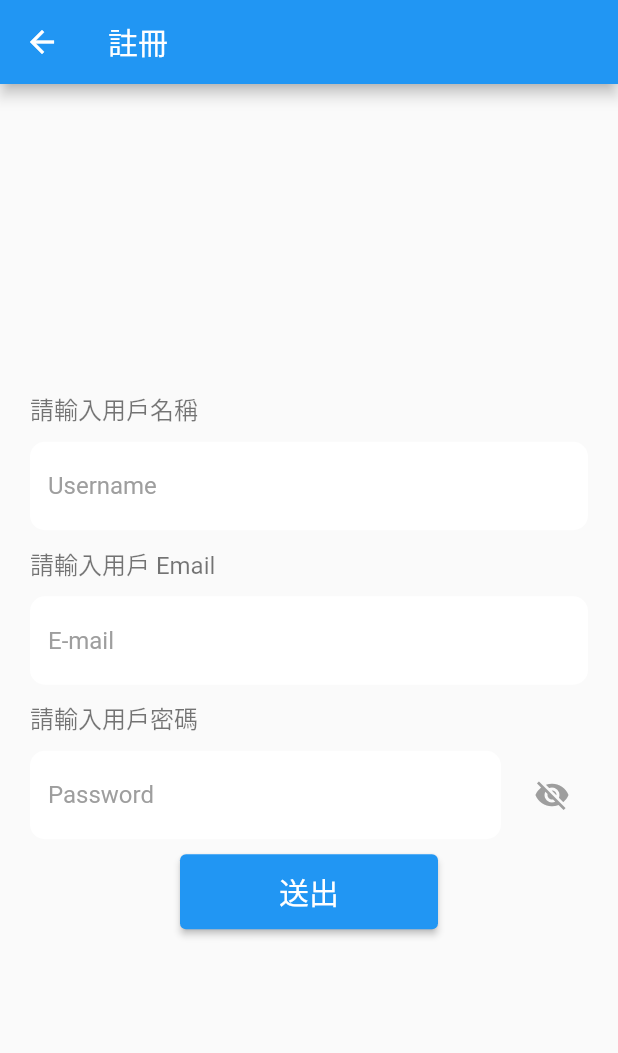
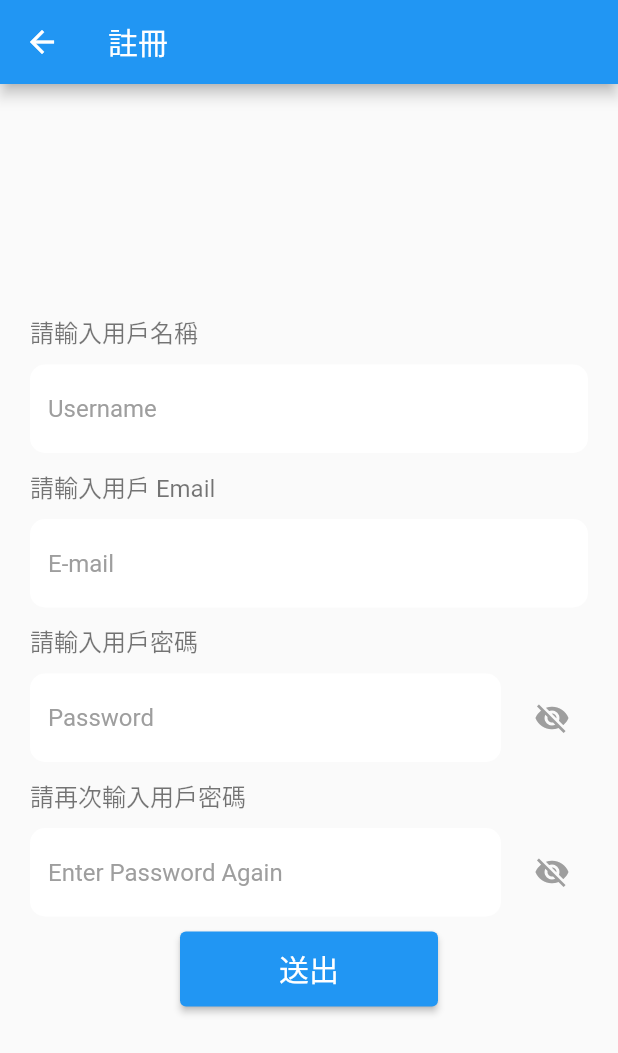
Before and after one commit to BoshiLee/water_presure_iot, a Flutter app: the RegisterScreen screen opened directly, on a phone screen of 412 x 824 dp. Shown: the top 1053 px of the screen. Run offline on Flutter 3.47's test engine with Material 2 defaults, Android fonts, the phone set to English and light mode, and no system bars; our stand-ins replace bloc, bot_toast, csv, dio, equatable, flutter_bloc and 6 more; missing offline and left inert: dart:html, syncfusion_flutter_xlsio; accounts and stored records are empty.

Commit message:
新增註冊畫面

```diff
--- a/lib/models/login_auth.dart
+++ b/lib/models/login_auth.dart
@@ -40,7 +40,6 @@ class RegisterAuth extends LoginAuth {
       'name': name,
       'email': email,
       'password': password,
-      'password_confirmation': passwordConfirmation,
     };
   }
 
--- a/lib/provider/login_provider.dart
+++ b/lib/provider/login_provider.dart
@@ -14,7 +14,7 @@ class LoginProvider {
 
   Future<Map<String, dynamic>?> register({required RegisterAuth auth}) async {
     return await _helper.post(
-      '/account/register',
+      '/accounts/register',
       data: auth.toJson(),
     );
   }
--- a/lib/screens/register/register_screen.dart
+++ b/lib/screens/register/register_screen.dart
@@ -95,6 +95,30 @@ class RegisterScreen extends StatelessWidget {
                   ),
                 ],
               ),
+              Column(
+                crossAxisAlignment: CrossAxisAlignment.start,
+                children: [
+                  const Padding(
+                    padding: EdgeInsets.symmetric(horizontal: 20),
+                    child: Text(
+                      '請再次輸入用戶密碼',
+                      style: TextStyle(
+                        fontSize: 16.0,
+                        color: Colors.black54,
+                      ),
+                    ),
+                  ),
+                  AccountInputField(
+                    // initialValue: context.watch<LoginCubit>().auth.email ?? '',
+                    hintText: 'Enter Password Again',
+                    obscureText: true,
+                    onChanged: (value) => context
+                        .read<RegisterCubit>()
+                        .auth
+                        .passwordConfirmation = value,
+                  ),
+                ],
+              ),
               ElevatedButton(
                 style: ElevatedButton.styleFrom(
                   textStyle: const TextStyle(fontSize: 20.0),
```
